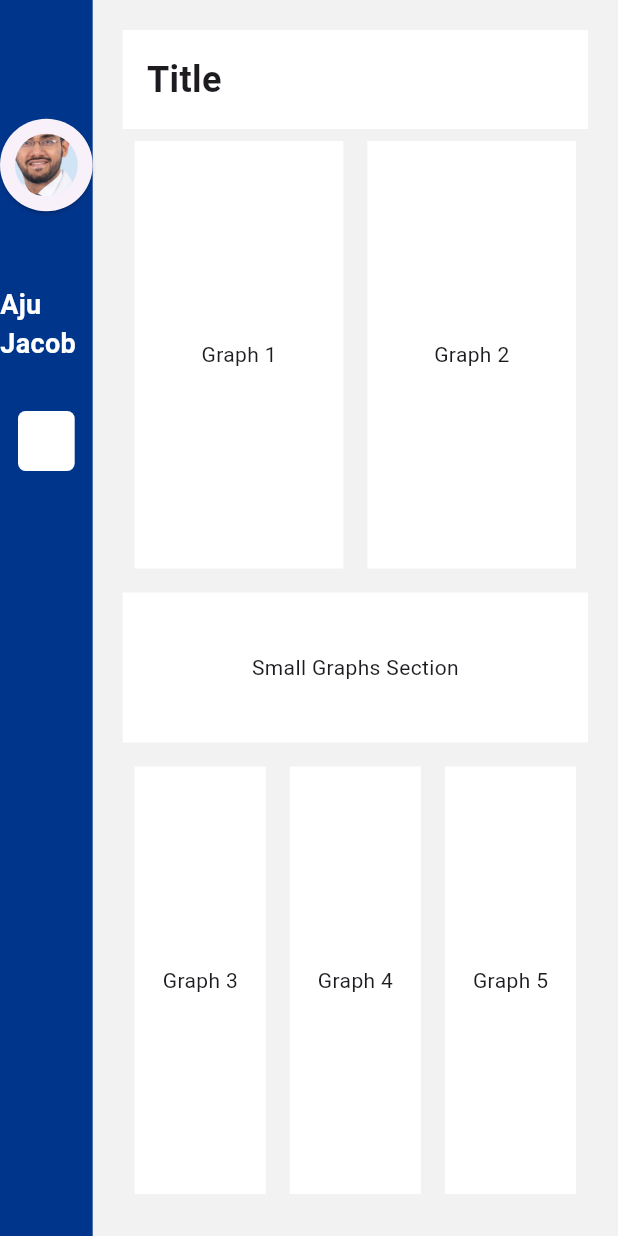
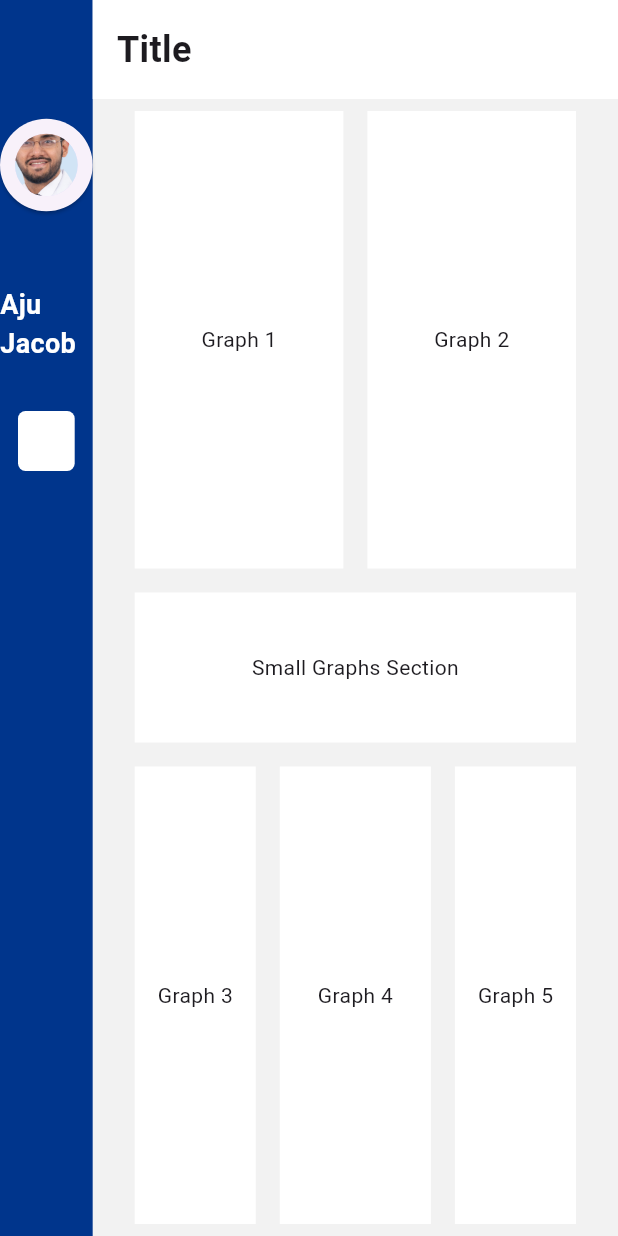
Before and after one commit to ajujacob88/vetqure-task, a Flutter app: the screen it shows after launch, on a phone screen of 412 x 824 dp. Run offline on Flutter 3.47's test engine with Material 3 defaults, Android fonts, the phone set to English and light mode, and no system bars.

Commit message:
doing the home page - graphs space allocated using container

```diff
--- a/lib/views/dashboard.dart
+++ b/lib/views/dashboard.dart
@@ -1,10 +1,15 @@
 import 'package:flutter/material.dart';
 
 class Dashboard extends StatelessWidget {
+  const Dashboard({super.key});
+
   @override
   Widget build(BuildContext context) {
     return Scaffold(
+      //extendBody: true,
+      //extendBodyBehindAppBar: true,
       backgroundColor: Colors.transparent,
+      //backgroundColor: Colors.red,
       body: Column(
         crossAxisAlignment: CrossAxisAlignment.start,
         children: [
@@ -13,7 +18,7 @@ class Dashboard extends StatelessWidget {
             width: double.infinity,
             padding: const EdgeInsets.all(16.0),
             color: Colors.white, // Background color for title bar
-            child: Text(
+            child: const Text(
               'Title',
               style: TextStyle(
                 fontSize: 24.0,
@@ -28,14 +33,15 @@ class Dashboard extends StatelessWidget {
               children: [
                 Expanded(
                   child: Container(
-                    margin: EdgeInsets.all(8.0),
+                    // margin: EdgeInsets.all(8.0),
+                    margin: const EdgeInsets.fromLTRB(28, 8, 8, 8),
                     color: Colors.white,
                     child: Center(child: Text('Graph 1')),
                   ),
                 ),
                 Expanded(
                   child: Container(
-                    margin: EdgeInsets.all(8.0),
+                    margin: const EdgeInsets.fromLTRB(8, 8, 28, 8),
                     color: Colors.white,
                     child: Center(child: Text('Graph 2')),
                   ),
@@ -46,7 +52,7 @@ class Dashboard extends StatelessWidget {
 
           // Small graphs section
           Container(
-            margin: EdgeInsets.symmetric(vertical: 8.0),
+            margin: const EdgeInsets.fromLTRB(28, 8, 28, 8),
             color: Colors.white,
             height: 100, // Adjust the height for smaller graphs
             child: Center(child: Text('Small Graphs Section')),
@@ -58,7 +64,7 @@ class Dashboard extends StatelessWidget {
               children: [
                 Expanded(
                   child: Container(
-                    margin: EdgeInsets.all(8.0),
+                    margin: const EdgeInsets.fromLTRB(28, 8, 8, 8),
                     color: Colors.white,
                     child: Center(child: Text('Graph 3')),
                   ),
@@ -72,7 +78,7 @@ class Dashboard extends StatelessWidget {
                 ),
                 Expanded(
                   child: Container(
-                    margin: EdgeInsets.all(8.0),
+                    margin: const EdgeInsets.fromLTRB(8, 8, 28, 8),
                     color: Colors.white,
                     child: Center(child: Text('Graph 5')),
                   ),
--- a/lib/views/home_page.dart
+++ b/lib/views/home_page.dart
@@ -69,7 +69,7 @@ class _HomePageState extends State<HomePage> {
           // Main content (85% of screen width)
           Container(
             width: screenWidth * 0.85,
-            padding: const EdgeInsets.all(20),
+            //padding: const EdgeInsets.all(20),
             // color: const Color.fromARGB(31, 0, 0, 0),
             color: Color.fromARGB(31, 149, 149, 149),
             child: _getSelectedContent(), // Display selected content
```
